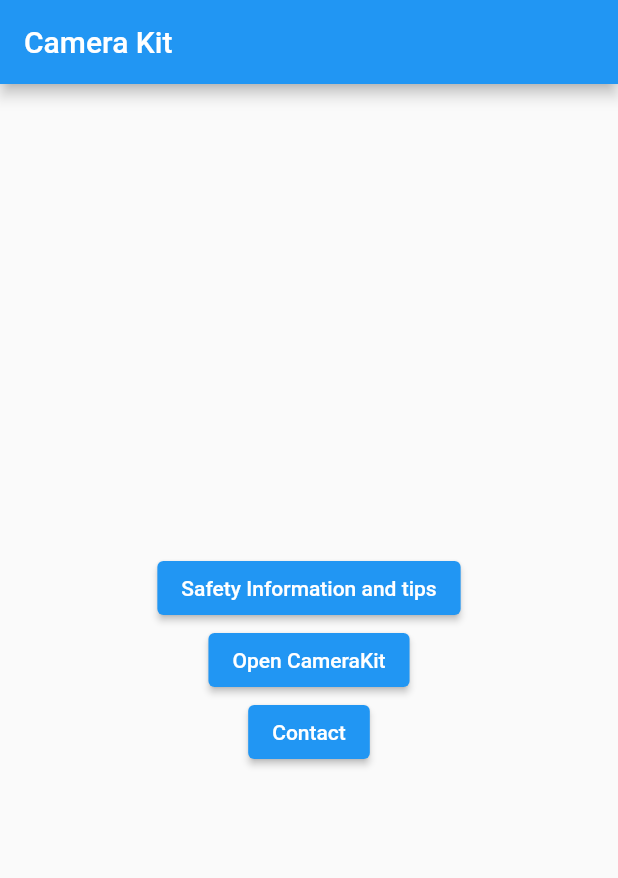
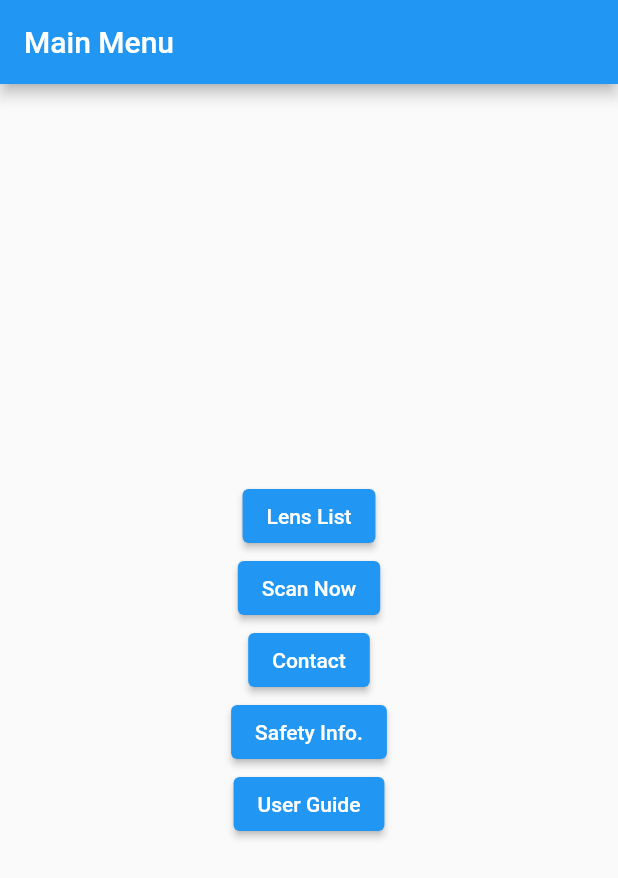
Before and after one commit to hayabusa2022/MataZard-Final, a Flutter app: the screen it shows after launch, on a phone screen of 412 x 824 dp. Shown: the top 878 px of the screen. Run offline on Flutter 3.47's test engine with Material 2 defaults, Android fonts, the phone set to English and light mode, and no system bars; our stand-ins replace plugin_platform_interface, video_player; missing offline and left inert: dart:html.

Commit message:
4th Commit
Still the contact doesn't have a function. All of the modules are now connected. The Main Menu is not yet final for its design.

```diff
--- a/camerakit-flutter-main/example/lib/constants.dart
+++ b/camerakit-flutter-main/example/lib/constants.dart
@@ -3,11 +3,13 @@
 class Constants {
   /// List of group IDs for Camera Kit (TODO: Fill group ID here).
 
-  static const List<String> groupIdList = ['aabbc32b-099f-405b-b9e0-bc3bf43348db'];
+  static const List<String> groupIdList = [
+    'aabbc32b-099f-405b-b9e0-bc3bf43348db'
+  ];
 
   /// optional: if you want to get single lens you can set it otherwise set empty string
   /// The lens ID for Camera Kit (TODO: Fill lens ID here).
-  static const cameraKitLensId = '0841cd55-fe4d-48c6-b124-4ee36de61d54';
+  static const cameraKitLensId = '9e851ce3-1a99-41c6-ba46-38ef38034c18';
 
   /// The API token for Camera Kit in the staging environment (TODO: Fill API token here).
 
--- a/camerakit-flutter-main/example/lib/main.dart
+++ b/camerakit-flutter-main/example/lib/main.dart
@@ -10,6 +10,8 @@ import 'package:camerakit_flutter/camerakit_flutter.dart';
 import 'package:camerakit_flutter/lens_model.dart';
 import 'constants.dart';
 import 'package:camerakit_flutter_example/contact_details.dart';
+import 'package:camerakit_flutter_example/safety_info.dart';
+import 'package:camerakit_flutter_example/user_guide.dart';
 
 void main() {
   runApp(const MaterialApp(
@@ -76,7 +78,7 @@ class _MyAppState extends State<MyApp> implements CameraKitFlutterEvents {
   Widget build(BuildContext context) {
     return Scaffold(
       appBar: AppBar(
-        title: const Text('Camera Kit '),
+        title: const Text('Main Menu'),
       ),
       body: Center(
         child: Column(
@@ -89,12 +91,12 @@ class _MyAppState extends State<MyApp> implements CameraKitFlutterEvents {
                   setState(() {});
                   getGroupLenses();
                 },
-                child: const Text("Safety Information and tips")),
+                child: const Text("Lens List")),
             ElevatedButton(
                 onPressed: () {
                   initCameraKit();
                 },
-                child: const Text("Open CameraKit")),
+                child: const Text("Scan Now")),
             isLensListPressed ? const CircularProgressIndicator() : Container(),
             ElevatedButton(
                 onPressed: () {
@@ -102,6 +104,18 @@ class _MyAppState extends State<MyApp> implements CameraKitFlutterEvents {
                       MaterialPageRoute(builder: (context) => MyContact()));
                 },
                 child: const Text("Contact")),
+            ElevatedButton(
+                onPressed: () {
+                  Navigator.push(context,
+                      MaterialPageRoute(builder: (context) => MySafety()));
+                },
+                child: const Text("Safety Info.")),
+            ElevatedButton(
+                onPressed: () {
+                  Navigator.push(context,
+                      MaterialPageRoute(builder: (context) => MyGuide()));
+                },
+                child: const Text("User Guide")),
           ],
         ),
       ),
--- a/camerakit-flutter-main/example/pubspec.yaml
+++ b/camerakit-flutter-main/example/pubspec.yaml
@@ -16,6 +16,8 @@ environment:
 dependencies:
   flutter:
     sdk: flutter
+
+  url_launcher: ^6.0.13
 
   camerakit_flutter:
     # When depending on this package from a real application you should use:
@@ -55,8 +57,8 @@ flutter:
   uses-material-design: true
 
   # To add assets to your application, add an assets section, like this:
-  assets:
-    - assets/images/
+  # assets:
+  #   - images/a_dot_burr.jpeg
   #   - images/a_dot_ham.jpeg
 
   # An image asset can refer to one or more resolution-specific "variants", see
```
Also changed, not shown: camerakit-flutter-main/example/lib/lens_list_screen.dart (+35 -23 lines), camerakit-flutter-main/example/lib/safety_info.dart (added, +11 -0 lines), camerakit-flutter-main/example/lib/user_guide.dart (added, +11 -0 lines), camerakit-flutter-main/example/pubspec.lock.
